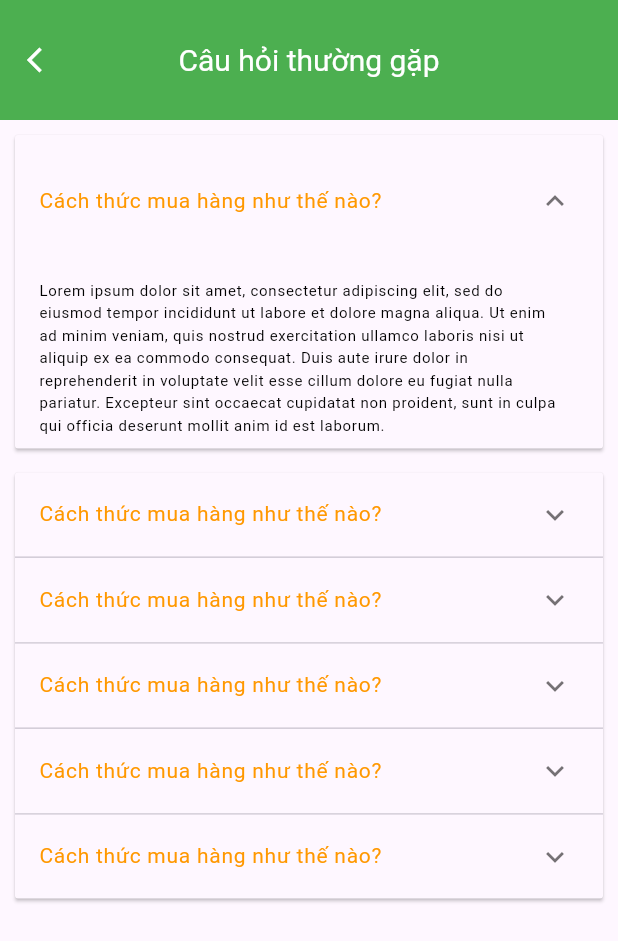
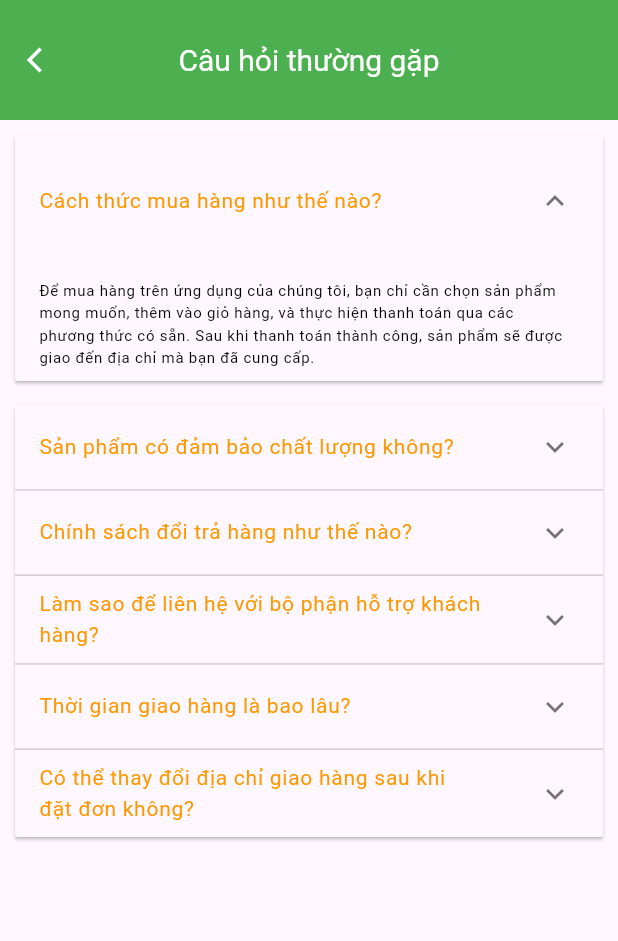
Before and after one commit to NoahPerSecond/AppNongSan, a Flutter app: the FAQPage screen opened directly, after a tap on "Cách thức mua hàng như thế nào?", on a phone screen of 412 x 824 dp. Shown: the top 941 px of the screen. Run offline on Flutter 3.47's test engine with Material 3 defaults, Android fonts, the phone set to English and light mode, and no system bars; our stand-ins replace carousel_slider, cloud_firestore, firebase_auth, firebase_core, firebase_storage, font_awesome_flutter and 3 more; missing offline and left inert: flutter_facebook_auth; accounts and stored records are empty.

Commit message:
sua man cau hoi thuong gap

```diff
--- a/appnongsan/lib/screens/question.dart
+++ b/appnongsan/lib/screens/question.dart
@@ -10,28 +10,34 @@ class _FAQPageState extends State<FAQPage> {
   final List<Item> _data = [
     Item(
       headerValue: 'Cách thức mua hàng như thế nào?',
-      expandedValue: 'Lorem ipsum dolor sit amet, consectetur adipiscing elit, sed do eiusmod tempor incididunt ut labore et dolore magna aliqua. Ut enim ad minim veniam, quis nostrud exercitation ullamco laboris nisi ut aliquip ex ea commodo consequat. Duis aute irure dolor in reprehenderit in voluptate velit esse cillum dolore eu fugiat nulla pariatur. Excepteur sint occaecat cupidatat non proident, sunt in culpa qui officia deserunt mollit anim id est laborum.',
+      expandedValue: 'Để mua hàng trên ứng dụng của chúng tôi, bạn chỉ cần chọn sản phẩm mong muốn, thêm vào giỏ hàng, và thực hiện thanh toán qua các phương thức có sẵn. Sau khi thanh toán thành công, sản phẩm sẽ được giao đến địa chỉ mà bạn đã cung cấp.',
     ),
+
     Item(
-      headerValue: 'Cách thức mua hàng như thế nào?',
-      expandedValue: 'Lorem ipsum dolor sit amet, consectetur adipiscing elit, sed do eiusmod tempor incididunt ut labore et dolore magna aliqua. Ut enim ad minim veniam, quis nostrud exercitation ullamco laboris nisi ut aliquip ex ea commodo consequat. Duis aute irure dolor in reprehenderit in voluptate velit esse cillum dolore eu fugiat nulla pariatur. Excepteur sint occaecat cupidatat non proident, sunt in culpa qui officia deserunt mollit anim id est laborum.',
+      headerValue: 'Sản phẩm có đảm bảo chất lượng không?',
+      expandedValue: 'Chúng tôi cam kết chỉ cung cấp sản phẩm nông sản tươi sạch, được kiểm tra chất lượng nghiêm ngặt trước khi giao đến tay người tiêu dùng. Mọi sản phẩm đều có nguồn gốc rõ ràng và được chứng nhận an toàn vệ sinh thực phẩm.',
     ),
+
     Item(
-      headerValue: 'Cách thức mua hàng như thế nào?',
-      expandedValue: 'Lorem ipsum dolor sit amet, consectetur adipiscing elit, sed do eiusmod tempor incididunt ut labore et dolore magna aliqua. Ut enim ad minim veniam, quis nostrud exercitation ullamco laboris nisi ut aliquip ex ea commodo consequat. Duis aute irure dolor in reprehenderit in voluptate velit esse cillum dolore eu fugiat nulla pariatur. Excepteur sint occaecat cupidatat non proident, sunt in culpa qui officia deserunt mollit anim id est laborum.',
+      headerValue: 'Chính sách đổi trả hàng như thế nào?',
+      expandedValue: 'Chúng tôi chấp nhận đổi trả trong vòng 24 giờ kể từ ngày nhận hàng nếu sản phẩm bị hư hỏng hoặc không đúng với mô tả. Bạn chỉ cần liên hệ với bộ phận hỗ trợ khách hàng và chúng tôi sẽ hướng dẫn bạn quy trình đổi trả.',
     ),
+
     Item(
-      headerValue: 'Cách thức mua hàng như thế nào?',
-      expandedValue: 'Lorem ipsum dolor sit amet, consectetur adipiscing elit, sed do eiusmod tempor incididunt ut labore et dolore magna aliqua. Ut enim ad minim veniam, quis nostrud exercitation ullamco laboris nisi ut aliquip ex ea commodo consequat. Duis aute irure dolor in reprehenderit in voluptate velit esse cillum dolore eu fugiat nulla pariatur. Excepteur sint occaecat cupidatat non proident, sunt in culpa qui officia deserunt mollit anim id est laborum.',
+      headerValue: 'Làm sao để liên hệ với bộ phận hỗ trợ khách hàng?',
+      expandedValue: 'Bạn có thể liên hệ với bộ phận hỗ trợ khách hàng qua số điện thoại có trong mục "Liên hệ" trên ứng dụng. Chúng tôi luôn sẵn sàng hỗ trợ bạn giải quyết các vấn đề liên quan đến đơn hàng hoặc sản phẩm.',
     ),
+
     Item(
-      headerValue: 'Cách thức mua hàng như thế nào?',
-      expandedValue: 'Lorem ipsum dolor sit amet, consectetur adipiscing elit, sed do eiusmod tempor incididunt ut labore et dolore magna aliqua. Ut enim ad minim veniam, quis nostrud exercitation ullamco laboris nisi ut aliquip ex ea commodo consequat. Duis aute irure dolor in reprehenderit in voluptate velit esse cillum dolore eu fugiat nulla pariatur. Excepteur sint occaecat cupidatat non proident, sunt in culpa qui officia deserunt mollit anim id est laborum.',
+      headerValue: 'Thời gian giao hàng là bao lâu?',
+      expandedValue: 'Thời gian giao hàng sẽ tùy thuộc vào vị trí của bạn. Thông thường, đơn hàng sẽ được giao trong vòng 2-4 ngày làm việc. Chúng tôi luôn nỗ lực giao hàng nhanh chóng và đúng hạn.',
     ),
+
     Item(
-      headerValue: 'Cách thức mua hàng như thế nào?',
-      expandedValue: 'Lorem ipsum dolor sit amet, consectetur adipiscing elit, sed do eiusmod tempor incididunt ut labore et dolore magna aliqua. Ut enim ad minim veniam, quis nostrud exercitation ullamco laboris nisi ut aliquip ex ea commodo consequat. Duis aute irure dolor in reprehenderit in voluptate velit esse cillum dolore eu fugiat nulla pariatur. Excepteur sint occaecat cupidatat non proident, sunt in culpa qui officia deserunt mollit anim id est laborum.',
+      headerValue: 'Có thể thay đổi địa chỉ giao hàng sau khi đặt đơn không?',
+      expandedValue: 'Nếu bạn cần thay đổi địa chỉ giao hàng, vui lòng liên hệ với bộ phận hỗ trợ khách hàng ngay sau khi đặt đơn. Chúng tôi sẽ cố gắng cập nhật thông tin của bạn trước khi đơn hàng được xử lý.',
     ),
+
 
     // Thêm các mục khác nếu cần
   ];
```
